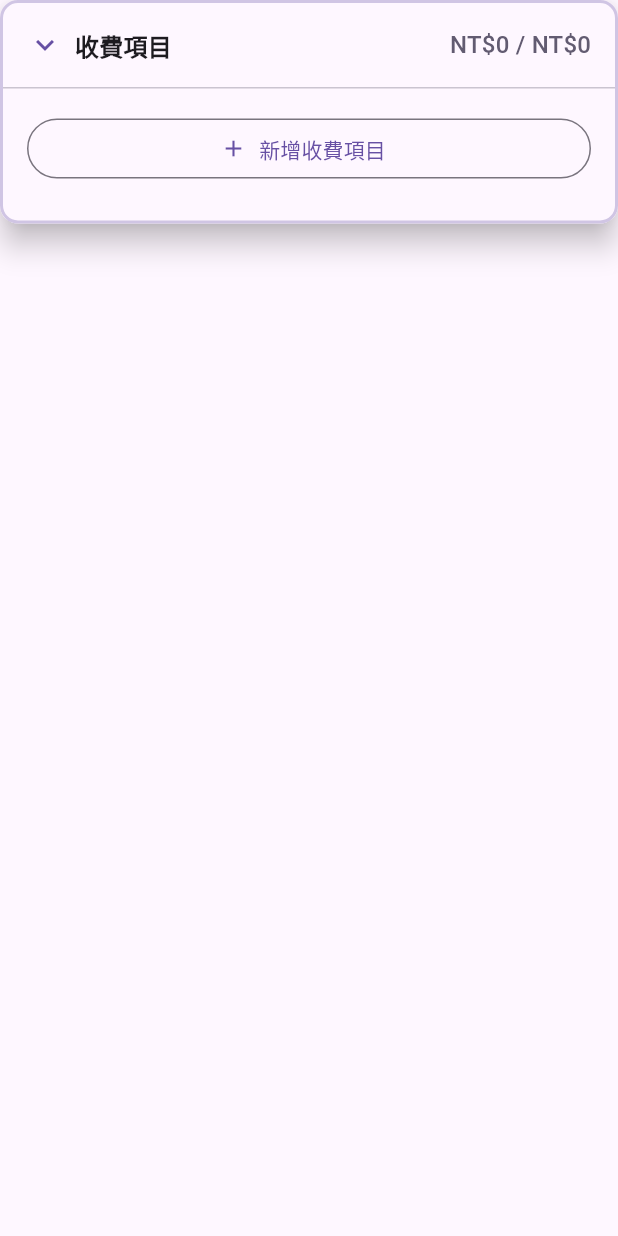
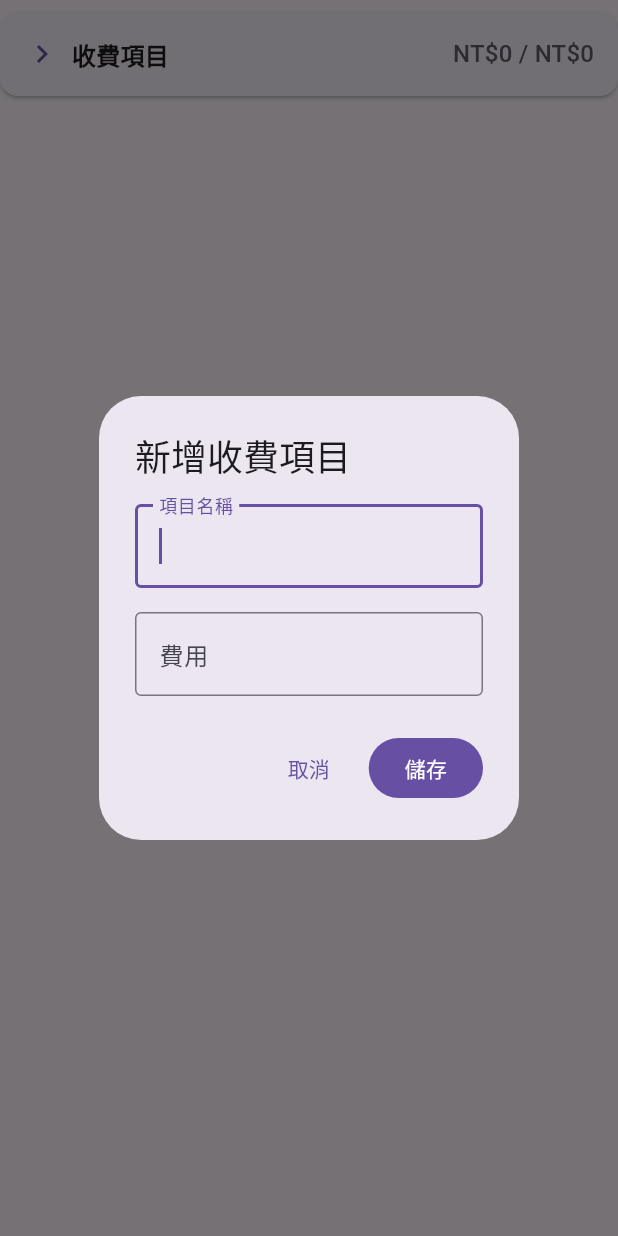
Before and after one commit to igeryoung/AppointmentApp, a Flutter app: the ChargeItemsSection widget shown alone on an empty page, opened directly with empty values, after a tap on "收費項目", after a tap on "新增收費項目", on a phone screen of 412 x 824 dp. Run offline on Flutter 3.47's test engine with Material 3 defaults, Android fonts, the light colour scheme and no system bars; our stand-ins replace connectivity_plus, equatable, flutter_bloc, get_it, shared_preferences, sqflite; accounts and stored records are empty; network calls fail.

Commit message:
fix charge items overlapping issue

```diff
--- a/lib/l10n/app_localizations.dart
+++ b/lib/l10n/app_localizations.dart
@@ -441,7 +441,7 @@ abstract class AppLocalizations {
   /// **'編輯收費項目'**
   String get editChargeItemTitle;
 
-  /// Label showing paid amount out of total
+  /// Label showing paid amount
   ///
   /// In zh_TW, this message translates to:
   /// **'已付'**
--- a/lib/screens/event_detail/widgets/charge_items_section.dart
+++ b/lib/screens/event_detail/widgets/charge_items_section.dart
@@ -22,6 +22,8 @@ class ChargeItemsSection extends StatefulWidget {
 class _ChargeItemsSectionState extends State<ChargeItemsSection> {
   bool _isExpanded = false;
   final GlobalKey _headerKey = GlobalKey();
+  final LayerLink _layerLink = LayerLink();
+  OverlayEntry? _overlayEntry;
 
   int get _totalAmount => widget.chargeItems.fold(0, (sum, item) => sum + item.cost);
   int get _paidAmount => widget.chargeItems
@@ -29,108 +31,61 @@ class _ChargeItemsSectionState extends State<ChargeItemsSection> {
       .fold(0, (sum, item) => sum + item.cost);
 
   void _toggleExpanded() {
-    setState(() => _isExpanded = !_isExpanded);
+    if (_isExpanded) {
+      _closeOverlay();
+    } else {
+      _openOverlay();
+    }
+  }
+
+  void _openOverlay() {
+    if (_overlayEntry != null) return;
+    final overlay = Overlay.of(context);
+    if (overlay == null) return;
+
+    setState(() => _isExpanded = true);
+    _overlayEntry = _buildOverlayEntry();
+    overlay.insert(_overlayEntry!);
   }
 
   void _closeOverlay() {
+    _overlayEntry?.remove();
+    _overlayEntry = null;
+
     if (_isExpanded) {
       setState(() => _isExpanded = false);
     }
   }
 
-  void _addChargeItem() async {
-    final result = await showDialog<ChargeItem>(
-      context: context,
-      builder: (context) => const ChargeItemDialog(),
-    );
-
-    if (result != null) {
-      final updatedItems = [...widget.chargeItems, result];
-      widget.onChargeItemsChanged(updatedItems);
-    }
-  }
-
-  void _editChargeItem(int index) async {
-    final result = await showDialog<ChargeItem>(
-      context: context,
-      builder: (context) => ChargeItemDialog(existingItem: widget.chargeItems[index]),
-    );
-
-    if (result != null) {
-      final updatedItems = [...widget.chargeItems];
-      updatedItems[index] = result;
-      widget.onChargeItemsChanged(updatedItems);
-    }
-  }
-
-  void _deleteChargeItem(int index) {
-    final updatedItems = [...widget.chargeItems];
-    updatedItems.removeAt(index);
-    widget.onChargeItemsChanged(updatedItems);
-  }
-
-  void _togglePaidStatus(int index) {
-    final updatedItems = [...widget.chargeItems];
-    updatedItems[index] = updatedItems[index].copyWith(
-      isPaid: !updatedItems[index].isPaid,
-    );
-    widget.onChargeItemsChanged(updatedItems);
-  }
-
-  @override
-  Widget build(BuildContext context) {
+  OverlayEntry _buildOverlayEntry() {
+    return OverlayEntry(
+      builder: (context) {
         final l10n = AppLocalizations.of(context)!;
         final theme = Theme.of(context);
+        final headerRenderBox = _headerKey.currentContext?.findRenderObject() as RenderBox?;
+        final headerWidth = headerRenderBox?.size.width ?? MediaQuery.of(context).size.width;
 
         return Stack(
-      clipBehavior: Clip.none,
           children: [
-        // Main header (always visible)
-        Card(
-          key: _headerKey,
-          margin: const EdgeInsets.symmetric(vertical: 8),
-          child: InkWell(
-            onTap: _toggleExpanded,
-            child: Padding(
-              padding: const EdgeInsets.all(16),
-              child: Row(
-                children: [
-                  Icon(
-                    _isExpanded ? Icons.expand_more : Icons.chevron_right,
-                    color: theme.colorScheme.primary,
-                  ),
-                  const SizedBox(width: 8),
-                  Text(
-                    l10n.chargeItems,
-                    style: theme.textTheme.titleMedium?.copyWith(
-                      fontWeight: FontWeight.bold,
-                    ),
-                  ),
-                  const Spacer(),
-                  Text(
-                    'NT\$${_paidAmount.toString()} / NT\$${_totalAmount.toString()}',
-                    style: theme.textTheme.titleMedium?.copyWith(
-                      color: theme.colorScheme.secondary,
-                      fontWeight: FontWeight.w500,
-                    ),
-                  ),
-                ],
+            Positioned.fill(
+              child: GestureDetector(
+                behavior: HitTestBehavior.opaque,
+                onTap: _closeOverlay,
+                child: Container(
+                  color: Colors.transparent,
                 ),
               ),
             ),
-        ),
-
-        // Floating overlay panel (shown when expanded)
-        if (_isExpanded)
-          Positioned(
-            left: 0,
-            right: 0,
-            top: 0,
-            child: GestureDetector(
-              onTap: () {}, // Prevent closing when tapping inside panel
+            CompositedTransformFollower(
+              link: _layerLink,
+              showWhenUnlinked: false,
+              offset: Offset.zero,
+              child: SizedBox(
+                width: headerWidth,
                 child: Material(
                   elevation: 8,
                   borderRadius: BorderRadius.circular(12),
+                  color: Colors.transparent,
                   child: Container(
                     decoration: BoxDecoration(
                       color: theme.cardColor,
@@ -238,18 +193,137 @@ class _ChargeItemsSectionState extends State<ChargeItemsSection> {
                 ),
               ),
             ),
+          ],
+        );
+      },
+    );
+  }
 
-        // Invisible barrier to close overlay when clicking outside
-        if (_isExpanded)
-          Positioned.fill(
-            child: GestureDetector(
-              onTap: _closeOverlay,
-              child: Container(
-                color: Colors.transparent,
+  Future<T?> _runDialogWithOverlayPaused<T>(Future<T?> Function() dialogBuilder) async {
+    final wasExpanded = _isExpanded;
+    if (wasExpanded) {
+      _closeOverlay();
+    }
+
+    final result = await dialogBuilder();
+
+    if (wasExpanded && mounted && !_isExpanded) {
+      _openOverlay();
+    }
+
+    return result;
+  }
+
+  void _addChargeItem() async {
+    final result = await _runDialogWithOverlayPaused(
+      () => showDialog<ChargeItem>(
+        context: context,
+        builder: (context) => const ChargeItemDialog(),
+      ),
+    );
+
+    if (result != null) {
+      final updatedItems = [...widget.chargeItems, result];
+      widget.onChargeItemsChanged(updatedItems);
+    }
+  }
+
+  void _editChargeItem(int index) async {
+    final result = await _runDialogWithOverlayPaused(
+      () => showDialog<ChargeItem>(
+        context: context,
+        builder: (context) => ChargeItemDialog(existingItem: widget.chargeItems[index]),
+      ),
+    );
+
+    if (result != null) {
+      final updatedItems = [...widget.chargeItems];
+      updatedItems[index] = result;
+      widget.onChargeItemsChanged(updatedItems);
+    }
+  }
+
+  void _deleteChargeItem(int index) {
+    final updatedItems = [...widget.chargeItems];
+    updatedItems.removeAt(index);
+    widget.onChargeItemsChanged(updatedItems);
+  }
+
+  void _togglePaidStatus(int index) {
+    final updatedItems = [...widget.chargeItems];
+    updatedItems[index] = updatedItems[index].copyWith(
+      isPaid: !updatedItems[index].isPaid,
+    );
+    widget.onChargeItemsChanged(updatedItems);
+  }
+
+  void _scheduleOverlayRebuild() {
+    if (!_isExpanded || _overlayEntry == null) return;
+    WidgetsBinding.instance.addPostFrameCallback((_) {
+      if (!mounted || !_isExpanded) return;
+      _overlayEntry?.markNeedsBuild();
+    });
+  }
+
+  @override
+  void didUpdateWidget(covariant ChargeItemsSection oldWidget) {
+    super.didUpdateWidget(oldWidget);
+    _scheduleOverlayRebuild();
+  }
+
+  @override
+  void didChangeDependencies() {
+    super.didChangeDependencies();
+    _scheduleOverlayRebuild();
+  }
+
+  @override
+  void dispose() {
+    _overlayEntry?.remove();
+    _overlayEntry = null;
+    super.dispose();
+  }
+
+  @override
+  Widget build(BuildContext context) {
+    final l10n = AppLocalizations.of(context)!;
+    final theme = Theme.of(context);
+
+    return CompositedTransformTarget(
+      link: _layerLink,
+      child: Card(
+        key: _headerKey,
+        margin: const EdgeInsets.symmetric(vertical: 8),
+        child: InkWell(
+          onTap: _toggleExpanded,
+          child: Padding(
+            padding: const EdgeInsets.all(16),
+            child: Row(
+              children: [
+                Icon(
+                  _isExpanded ? Icons.expand_more : Icons.chevron_right,
+                  color: theme.colorScheme.primary,
+                ),
+                const SizedBox(width: 8),
+                Text(
+                  l10n.chargeItems,
+                  style: theme.textTheme.titleMedium?.copyWith(
+                    fontWeight: FontWeight.bold,
+                  ),
+                ),
+                const Spacer(),
+                Text(
+                  'NT\$${_paidAmount.toString()} / NT\$${_totalAmount.toString()}',
+                  style: theme.textTheme.titleMedium?.copyWith(
+                    color: theme.colorScheme.secondary,
+                    fontWeight: FontWeight.w500,
+                  ),
+                ),
+              ],
             ),
           ),
         ),
-      ],
+      ),
     );
   }
 }
```
Also changed, not shown: lib/l10n/app_localizations_en.dart (+33 -0 lines), lib/l10n/app_localizations_zh.dart (+33 -0 lines), 1 other file. Lines whose indentation alone changed are shown as unchanged.
